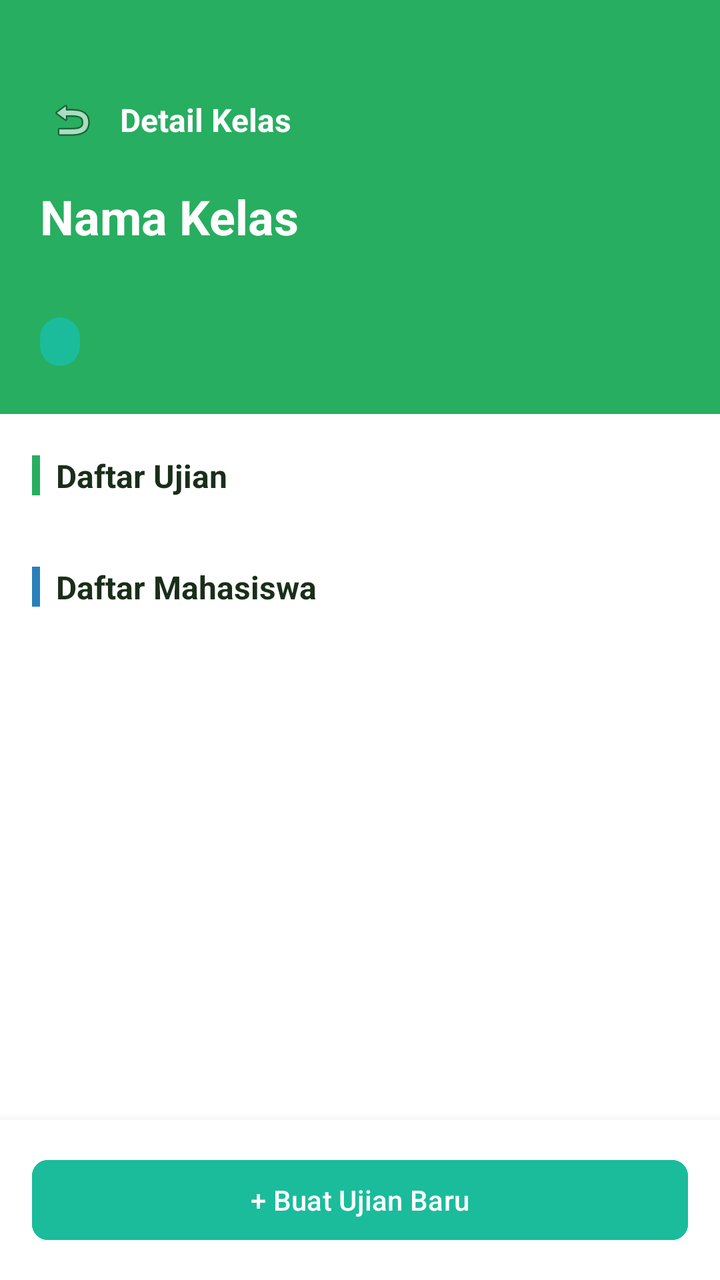
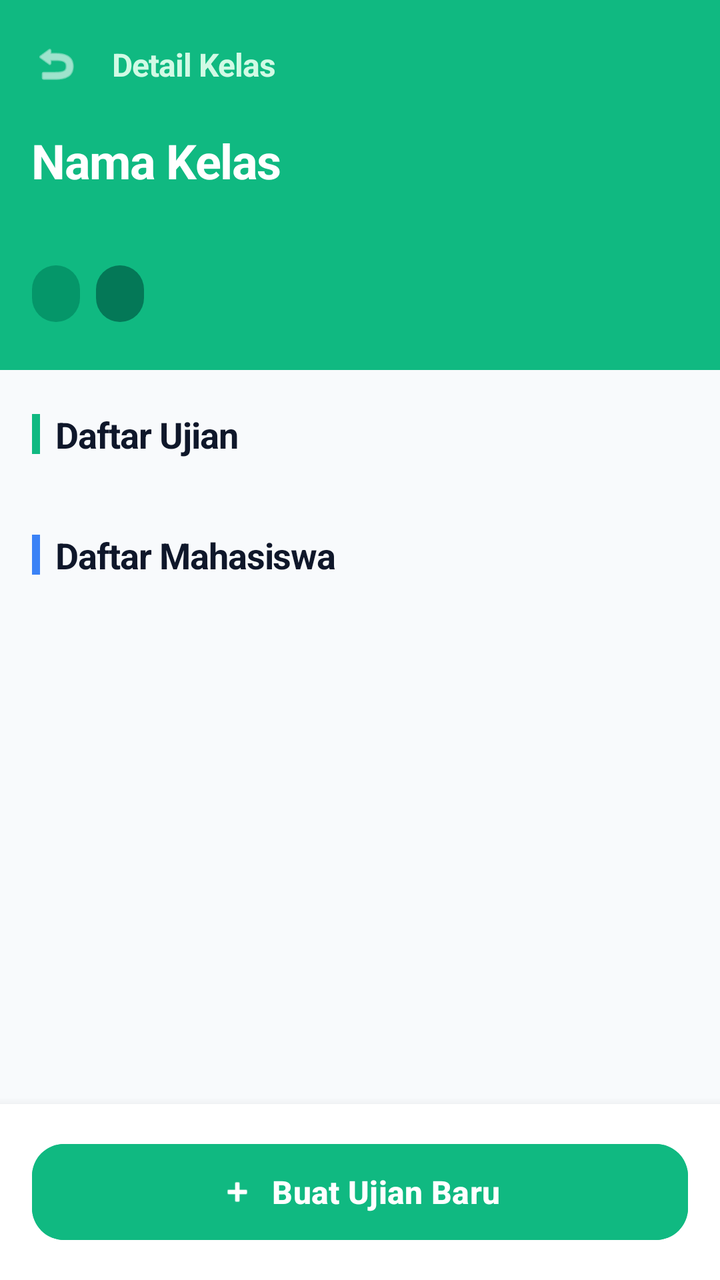

Two renders of the same Android screen: before a commit and after it. Below are the layout's source before the change and the commit's diff.
<!-- AndroidManifest.xml: application theme Theme.IFUnjaniExam -->
<!-- res/layout/activity_dosen_class_detail.xml -->
<?xml version="1.0" encoding="utf-8"?>
<androidx.coordinatorlayout.widget.CoordinatorLayout xmlns:android="http://schemas.android.com/apk/res/android"
    xmlns:app="http://schemas.android.com/apk/res-auto"
    android:layout_width="match_parent"
    android:layout_height="match_parent"
    android:background="#ffffff">

    <androidx.core.widget.NestedScrollView
        android:id="@+id/scrollContent"
        android:layout_width="match_parent"
        android:layout_height="match_parent"
        android:layout_marginBottom="80dp">

        <LinearLayout
            android:layout_width="match_parent"
            android:layout_height="wrap_content"
            android:orientation="vertical">

            
            <LinearLayout
                android:layout_width="match_parent"
                android:layout_height="wrap_content"
                android:background="#27ae60"
                android:orientation="vertical"
                android:paddingStart="20dp"
                android:paddingEnd="20dp"
                android:paddingTop="44dp"
                android:paddingBottom="24dp">

                
                <LinearLayout
                    android:layout_width="match_parent"
                    android:layout_height="wrap_content"
                    android:gravity="center_vertical"
                    android:orientation="horizontal">

                    <ImageView
                        android:id="@+id/btnBack"
                        android:layout_width="32dp"
                        android:layout_height="32dp"
                        android:src="@android:drawable/ic_menu_revert"
                        android:contentDescription="Kembali"
                        android:padding="4dp"
                        android:clickable="true"
                        android:focusable="true" />

                    <TextView
                        android:layout_width="wrap_content"
                        android:layout_height="wrap_content"
                        android:layout_marginStart="8dp"
                        android:text="Detail Kelas"
                        android:textColor="#ffffff"
                        android:textSize="16sp"
                        android:textStyle="bold" />
                </LinearLayout>

                
                <TextView
                    android:id="@+id/tvClassName"
                    android:layout_width="wrap_content"
                    android:layout_height="wrap_content"
                    android:layout_marginTop="16dp"
                    android:text="Nama Kelas"
                    android:textColor="#ffffff"
                    android:textSize="24sp"
                    android:textStyle="bold" />

                <TextView
                    android:id="@+id/tvCourseName"
                    android:layout_width="wrap_content"
                    android:layout_height="wrap_content"
                    android:layout_marginTop="4dp"
                    android:textColor="#c8f5dc"
                    android:textSize="15sp" />

                <LinearLayout
                    android:layout_width="match_parent"
                    android:layout_height="wrap_content"
                    android:orientation="horizontal"
                    android:layout_marginTop="10dp">

                    
                    <TextView
                        android:id="@+id/tvStudentCount"
                        android:layout_width="wrap_content"
                        android:layout_height="wrap_content"
                        android:background="@drawable/badge_teal"
                        android:paddingHorizontal="10dp"
                        android:paddingVertical="4dp"
                        android:textColor="#ffffff"
                        android:textSize="12sp"
                        android:layout_marginEnd="8dp" />

                    
                    <TextView
                        android:id="@+id/tvSemester"
                        android:layout_width="wrap_content"
                        android:layout_height="wrap_content"
                        android:background="@drawable/badge_green"
                        android:paddingHorizontal="10dp"
                        android:paddingVertical="4dp"
                        android:textColor="#ffffff"
                        android:textSize="12sp" />
                </LinearLayout>
            </LinearLayout>

            
            <LinearLayout
                android:layout_width="match_parent"
                android:layout_height="wrap_content"
                android:orientation="vertical"
                android:paddingHorizontal="16dp"
                android:paddingTop="20dp"
                android:paddingBottom="32dp">

                <LinearLayout
                    android:layout_width="match_parent"
                    android:layout_height="wrap_content"
                    android:gravity="center_vertical"
                    android:orientation="horizontal"
                    android:layout_marginBottom="10dp">

                    <View
                        android:layout_width="4dp"
                        android:layout_height="20dp"
                        android:background="#27ae60"
                        android:layout_marginEnd="8dp" />

                    <TextView
                        android:layout_width="wrap_content"
                        android:layout_height="wrap_content"
                        android:text="Daftar Ujian"
                        android:textColor="#1a2e1a"
                        android:textSize="16sp"
                        android:textStyle="bold" />
                </LinearLayout>

                <androidx.recyclerview.widget.RecyclerView
                    android:id="@+id/rvExams"
                    android:layout_width="match_parent"
                    android:layout_height="wrap_content"
                    android:nestedScrollingEnabled="false" />

                <TextView
                    android:id="@+id/tvEmptyExams"
                    android:layout_width="match_parent"
                    android:layout_height="wrap_content"
                    android:gravity="center"
                    android:paddingVertical="12dp"
                    android:text="Belum ada ujian di kelas ini"
                    android:textColor="#718096"
                    android:textSize="14sp"
                    android:visibility="gone" />

                
                <LinearLayout
                    android:layout_width="match_parent"
                    android:layout_height="wrap_content"
                    android:gravity="center_vertical"
                    android:orientation="horizontal"
                    android:layout_marginTop="24dp"
                    android:layout_marginBottom="10dp">

                    <View
                        android:layout_width="4dp"
                        android:layout_height="20dp"
                        android:background="#2980b9"
                        android:layout_marginEnd="8dp" />

                    <TextView
                        android:layout_width="wrap_content"
                        android:layout_height="wrap_content"
                        android:text="Daftar Mahasiswa"
                        android:textColor="#1a2e1a"
                        android:textSize="16sp"
                        android:textStyle="bold" />
                </LinearLayout>

                <androidx.recyclerview.widget.RecyclerView
                    android:id="@+id/rvStudents"
                    android:layout_width="match_parent"
                    android:layout_height="wrap_content"
                    android:nestedScrollingEnabled="false" />

                <TextView
                    android:id="@+id/tvEmptyStudents"
                    android:layout_width="match_parent"
                    android:layout_height="wrap_content"
                    android:gravity="center"
                    android:paddingVertical="12dp"
                    android:text="Belum ada mahasiswa di kelas ini"
                    android:textColor="#718096"
                    android:textSize="14sp"
                    android:visibility="gone" />

            </LinearLayout>
        </LinearLayout>
    </androidx.core.widget.NestedScrollView>

    <LinearLayout
        android:id="@+id/bottomBar"
        android:layout_width="match_parent"
        android:layout_height="wrap_content"
        android:layout_gravity="bottom"
        android:background="@android:color/white"
        android:elevation="8dp"
        android:padding="16dp">

        <com.google.android.material.button.MaterialButton
            android:id="@+id/btnCreateExam"
            android:layout_width="match_parent"
            android:layout_height="wrap_content"
            android:text="+ Buat Ujian Baru"
            android:backgroundTint="#1abc9c"
            app:cornerRadius="8dp" />
    </LinearLayout>

    
    <ProgressBar
        android:id="@+id/progressBar"
        android:layout_width="wrap_content"
        android:layout_height="wrap_content"
        android:layout_gravity="center"
        android:visibility="gone" />

</androidx.coordinatorlayout.widget.CoordinatorLayout>
<!-- resources referenced by this layout -->
<resources>
  <!-- drawable badge_green (drawable) -->
  <?xml version="1.0" encoding="utf-8"?>
  <shape xmlns:android="http://schemas.android.com/apk/res/android"
      android:shape="rectangle">
      <solid android:color="#27ae60" />
      <corners android:radius="20dp" />
  </shape>
  <!-- drawable badge_teal (drawable) -->
  <?xml version="1.0" encoding="utf-8"?>
  <shape xmlns:android="http://schemas.android.com/apk/res/android"
      android:shape="rectangle">
      <solid android:color="#1abc9c" />
      <corners android:radius="20dp" />
  </shape>
  <style name="Theme.IFUnjaniExam" parent="Base.Theme.IFUnjaniExam" />
  <style name="Base.Theme.IFUnjaniExam" parent="Theme.Material3.DayNight.NoActionBar">
          
          
      </style>
</resources>

<!-- the commit's change to res/layout/activity_dosen_class_detail.xml (unified diff, before → after) -->
@@ -3,197 +3,206 @@
     xmlns:app="http://schemas.android.com/apk/res-auto"
     android:layout_width="match_parent"
     android:layout_height="match_parent"
-    android:background="#ffffff">
+    android:background="#F8FAFC">
+
+    <com.google.android.material.appbar.AppBarLayout
+        android:id="@+id/appBarLayout"
+        android:layout_width="match_parent"
+        android:layout_height="wrap_content"
+        app:elevation="0dp"
+        android:background="#10B981"
+        app:layout_constraintTop_toTopOf="parent">
+
+        <androidx.constraintlayout.widget.ConstraintLayout
+            android:id="@+id/topBar"
+            android:layout_width="match_parent"
+            android:layout_height="?attr/actionBarSize">
+
+            <ImageView
+                android:id="@+id/btnBack"
+                android:layout_width="40dp"
+                android:layout_height="40dp"
+                android:layout_marginStart="8dp"
+                android:padding="8dp"
+                android:src="@android:drawable/ic_menu_revert"
+                app:tint="#FFFFFF"
+                android:background="?attr/selectableItemBackgroundBorderless"
+                android:clickable="true"
+                android:focusable="true"
+                app:layout_constraintBottom_toBottomOf="parent"
+                app:layout_constraintStart_toStartOf="parent"
+                app:layout_constraintTop_toTopOf="parent" />
+
+            <TextView
+                android:layout_width="wrap_content"
+                android:layout_height="wrap_content"
+                android:layout_marginStart="8dp"
+                android:text="Detail Kelas"
+                android:textColor="#D1FAE5"
+                android:textSize="16sp"
+                android:textStyle="bold"
+                android:letterSpacing="-0.02"
+                app:layout_constraintBottom_toBottomOf="parent"
+                app:layout_constraintStart_toEndOf="@id/btnBack"
+                app:layout_constraintTop_toTopOf="parent" />
+        </androidx.constraintlayout.widget.ConstraintLayout>
+        
+        <LinearLayout
+            android:layout_width="match_parent"
+            android:layout_height="wrap_content"
+            android:paddingHorizontal="16dp"
+            android:paddingBottom="24dp"
+            android:orientation="vertical">
+            <TextView
+                android:id="@+id/tvClassName"
+                android:layout_width="match_parent"
+                android:layout_height="wrap_content"
+                android:text="Nama Kelas"
+                android:textColor="#FFFFFF"
+                android:textSize="24sp"
+                android:textStyle="bold"
+                android:letterSpacing="-0.02" />
+
+            <TextView
+                android:id="@+id/tvCourseName"
+                android:layout_width="wrap_content"
+                android:layout_height="wrap_content"
+                android:layout_marginTop="4dp"
+                android:textColor="#D1FAE5"
+                android:textSize="15sp" />
+
+            <LinearLayout
+                android:layout_width="match_parent"
+                android:layout_height="wrap_content"
+                android:orientation="horizontal"
+                android:layout_marginTop="12dp">
+
+                
+                <TextView
+                    android:id="@+id/tvStudentCount"
+                    android:layout_width="wrap_content"
+                    android:layout_height="wrap_content"
+                    android:background="@drawable/badge_teal"
+                    android:backgroundTint="#059669"
+                    android:paddingHorizontal="12dp"
+                    android:paddingVertical="6dp"
+                    android:textColor="#FFFFFF"
+                    android:textSize="12sp"
+                    android:layout_marginEnd="8dp" />
+
+                
+                <TextView
+                    android:id="@+id/tvSemester"
+                    android:layout_width="wrap_content"
+                    android:layout_height="wrap_content"
+                    android:background="@drawable/badge_green"
+                    android:backgroundTint="#047857"
+                    android:paddingHorizontal="12dp"
+                    android:paddingVertical="6dp"
+                    android:textColor="#FFFFFF"
+                    android:textSize="12sp" />
+            </LinearLayout>
+        </LinearLayout>
+    </com.google.android.material.appbar.AppBarLayout>
 
     <androidx.core.widget.NestedScrollView
         android:id="@+id/scrollContent"
         android:layout_width="match_parent"
         android:layout_height="match_parent"
-        android:layout_marginBottom="80dp">
+        app:layout_behavior="@string/appbar_scrolling_view_behavior">
 
         <LinearLayout
             android:layout_width="match_parent"
             android:layout_height="wrap_content"
-            android:orientation="vertical">
+            android:orientation="vertical"
+            android:paddingHorizontal="16dp"
+            android:paddingTop="20dp"
+            android:paddingBottom="100dp">
+
+            <LinearLayout
+                android:layout_width="match_parent"
+                android:layout_height="wrap_content"
+                android:gravity="center_vertical"
+                android:orientation="horizontal"
+                android:layout_marginBottom="12dp">
+
+                <View
+                    android:layout_width="4dp"
+                    android:layout_height="20dp"
+                    android:background="#10B981"
+                    android:layout_marginEnd="8dp"
+                    app:cornerRadius="2dp" />
+
+                <TextView
+                    android:layout_width="wrap_content"
+                    android:layout_height="wrap_content"
+                    android:text="Daftar Ujian"
+                    android:textColor="#0F172A"
+                    android:textSize="18sp"
+                    android:textStyle="bold"
+                    android:letterSpacing="-0.02" />
+            </LinearLayout>
+
+            <androidx.recyclerview.widget.RecyclerView
+                android:id="@+id/rvExams"
+                android:layout_width="match_parent"
+                android:layout_height="wrap_content"
+                android:nestedScrollingEnabled="false" />
+
+            <TextView
+                android:id="@+id/tvEmptyExams"
+                android:layout_width="match_parent"
+                android:layout_height="wrap_content"
+                android:gravity="center"
+                android:paddingVertical="12dp"
+                android:text="Belum ada ujian di kelas ini"
+                android:textColor="#64748B"
+                android:textSize="14sp"
+                android:visibility="gone" />
 
             
             <LinearLayout
                 android:layout_width="match_parent"
                 android:layout_height="wrap_content"
-                android:background="#27ae60"
-                android:orientation="vertical"
-                android:paddingStart="20dp"
-                android:paddingEnd="20dp"
-                android:paddingTop="44dp"
-                android:paddingBottom="24dp">
-
-                
-                <LinearLayout
-                    android:layout_width="match_parent"
-                    android:layout_height="wrap_content"
-                    android:gravity="center_vertical"
-                    android:orientation="horizontal">
-
-                    <ImageView
-                        android:id="@+id/btnBack"
-                        android:layout_width="32dp"
-                        android:layout_height="32dp"
-                        android:src="@android:drawable/ic_menu_revert"
-                        android:contentDescription="Kembali"
-                        android:padding="4dp"
-                        android:clickable="true"
-                        android:focusable="true" />
-
-                    <TextView
-                        android:layout_width="wrap_content"
-                        android:layout_height="wrap_content"
-                        android:layout_marginStart="8dp"
-                        android:text="Detail Kelas"
-                        android:textColor="#ffffff"
-                        android:textSize="16sp"
-                        android:textStyle="bold" />
-                </LinearLayout>
-
-                
-                <TextView
-                    android:id="@+id/tvClassName"
-                    android:layout_width="wrap_content"
-                    android:layout_height="wrap_content"
-                    android:layout_marginTop="16dp"
-                    android:text="Nama Kelas"
-                    android:textColor="#ffffff"
-                    android:textSize="24sp"
-                    android:textStyle="bold" />
-
-                <TextView
-                    android:id="@+id/tvCourseName"
-                    android:layout_width="wrap_content"
-                    android:layout_height="wrap_content"
-                    android:layout_marginTop="4dp"
-                    android:textColor="#c8f5dc"
-                    android:textSize="15sp" />
-
-                <LinearLayout
-                    android:layout_width="match_parent"
-                    android:layout_height="wrap_content"
-                    android:orientation="horizontal"
-                    android:layout_marginTop="10dp">
-
-                    
-                    <TextView
-                        android:id="@+id/tvStudentCount"
-                        android:layout_width="wrap_content"
-                        android:layout_height="wrap_content"
-                        android:background="@drawable/badge_teal"
-                        android:paddingHorizontal="10dp"
-                        android:paddingVertical="4dp"
-                        android:textColor="#ffffff"
-                        android:textSize="12sp"
-                        android:layout_marginEnd="8dp" />
-
-                    
-                    <TextView
-                        android:id="@+id/tvSemester"
-                        android:layout_width="wrap_content"
-                        android:layout_height="wrap_content"
-                        android:background="@drawable/badge_green"
-                        android:paddingHorizontal="10dp"
-                        android:paddingVertical="4dp"
-                        android:textColor="#ffffff"
-                        android:textSize="12sp" />
-                </LinearLayout>
+                android:gravity="center_vertical"
+                android:orientation="horizontal"
+                android:layout_marginTop="24dp"
+                android:layout_marginBottom="12dp">
+
+                <View
+                    android:layout_width="4dp"
+                    android:layout_height="20dp"
+                    android:background="#3B82F6"
+                    android:layout_marginEnd="8dp"
+                    app:cornerRadius="2dp" />
+
+                <TextView
+                    android:layout_width="wrap_content"
+                    android:layout_height="wrap_content"
+                    android:text="Daftar Mahasiswa"
+                    android:textColor="#0F172A"
+                    android:textSize="18sp"
+                    android:textStyle="bold"
+                    android:letterSpacing="-0.02" />
             </LinearLayout>
 
-            
-            <LinearLayout
-                android:layout_width="match_parent"
-                android:layout_height="wrap_content"
-                android:orientation="vertical"
-                android:paddingHorizontal="16dp"
-                android:paddingTop="20dp"
-                android:paddingBottom="32dp">
-
-                <LinearLayout
-                    android:layout_width="match_parent"
-                    android:layout_height="wrap_content"
-                    android:gravity="center_vertical"
-                    android:orientation="horizontal"
-                    android:layout_marginBottom="10dp">
-
-                    <View
-                        android:layout_width="4dp"
-                        android:layout_height="20dp"
-                        android:background="#27ae60"
-                        android:layout_marginEnd="8dp" />
-
-                    <TextView
-                        android:layout_width="wrap_content"
-                        android:layout_height="wrap_content"
-                        android:text="Daftar Ujian"
-                        android:textColor="#1a2e1a"
-                        android:textSize="16sp"
-                        android:textStyle="bold" />
-                </LinearLayout>
-
-                <androidx.recyclerview.widget.RecyclerView
-                    android:id="@+id/rvExams"
-                    android:layout_width="match_parent"
-                    android:layout_height="wrap_content"
-                    android:nestedScrollingEnabled="false" />
-
-                <TextView
-                    android:id="@+id/tvEmptyExams"
-                    android:layout_width="match_parent"
-                    android:layout_height="wrap_content"
-                    android:gravity="center"
-                    android:paddingVertical="12dp"
-                    android:text="Belum ada ujian di kelas ini"
-                    android:textColor="#718096"
-                    android:textSize="14sp"
-                    android:visibility="gone" />
-
-                
-                <LinearLayout
-                    android:layout_width="match_parent"
-                    android:layout_height="wrap_content"
-                    android:gravity="center_vertical"
-                    android:orientation="horizontal"
-                    android:layout_marginTop="24dp"
-                    android:layout_marginBottom="10dp">
-
-                    <View
-                        android:layout_width="4dp"
-                        android:layout_height="20dp"
-                        android:background="#2980b9"
-                        android:layout_marginEnd="8dp" />
-
-                    <TextView
-                        android:layout_width="wrap_content"
-                        android:layout_height="wrap_content"
-                        android:text="Daftar Mahasiswa"
-                        android:textColor="#1a2e1a"
-                        android:textSize="16sp"
-                        android:textStyle="bold" />
-                </LinearLayout>
-
-                <androidx.recyclerview.widget.RecyclerView
-                    android:id="@+id/rvStudents"
-                    android:layout_width="match_parent"
-                    android:layout_height="wrap_content"
-                    android:nestedScrollingEnabled="false" />
-
-                <TextView
-                    android:id="@+id/tvEmptyStudents"
-                    android:layout_width="match_parent"
-                    android:layout_height="wrap_content"
-                    android:gravity="center"
-                    android:paddingVertical="12dp"
-                    android:text="Belum ada mahasiswa di kelas ini"
-                    android:textColor="#718096"
-                    android:textSize="14sp"
-                    android:visibility="gone" />
-
-            </LinearLayout>
+            <androidx.recyclerview.widget.RecyclerView
+                android:id="@+id/rvStudents"
+                android:layout_width="match_parent"
+                android:layout_height="wrap_content"
+                android:nestedScrollingEnabled="false" />
+
+            <TextView
+                android:id="@+id/tvEmptyStudents"
+                android:layout_width="match_parent"
+                android:layout_height="wrap_content"
+                android:gravity="center"
+                android:paddingVertical="12dp"
+                android:text="Belum ada mahasiswa di kelas ini"
+                android:textColor="#64748B"
+                android:textSize="14sp"
+                android:visibility="gone" />
+
         </LinearLayout>
     </androidx.core.widget.NestedScrollView>
 
@@ -202,17 +211,23 @@
         android:layout_width="match_parent"
         android:layout_height="wrap_content"
         android:layout_gravity="bottom"
-        android:background="@android:color/white"
+        android:background="#FFFFFF"
         android:elevation="8dp"
         android:padding="16dp">
 
         <com.google.android.material.button.MaterialButton
             android:id="@+id/btnCreateExam"
             android:layout_width="match_parent"
-            android:layout_height="wrap_content"
-            android:text="+ Buat Ujian Baru"
-            android:backgroundTint="#1abc9c"
-            app:cornerRadius="8dp" />
+            android:layout_height="56dp"
+            android:text="Buat Ujian Baru"
+            android:backgroundTint="#10B981"
+            android:textColor="#FFFFFF"
+            android:textSize="16sp"
+            android:textStyle="bold"
+            app:icon="@android:drawable/ic_input_add"
+            app:iconTint="#FFFFFF"
+            app:iconGravity="textStart"
+            app:cornerRadius="16dp" />
     </LinearLayout>
 
     
@@ -221,6 +236,7 @@
         android:layout_width="wrap_content"
         android:layout_height="wrap_content"
         android:layout_gravity="center"
+        android:indeterminateTint="#10B981"
         android:visibility="gone" />
 
 </androidx.coordinatorlayout.widget.CoordinatorLayout>
